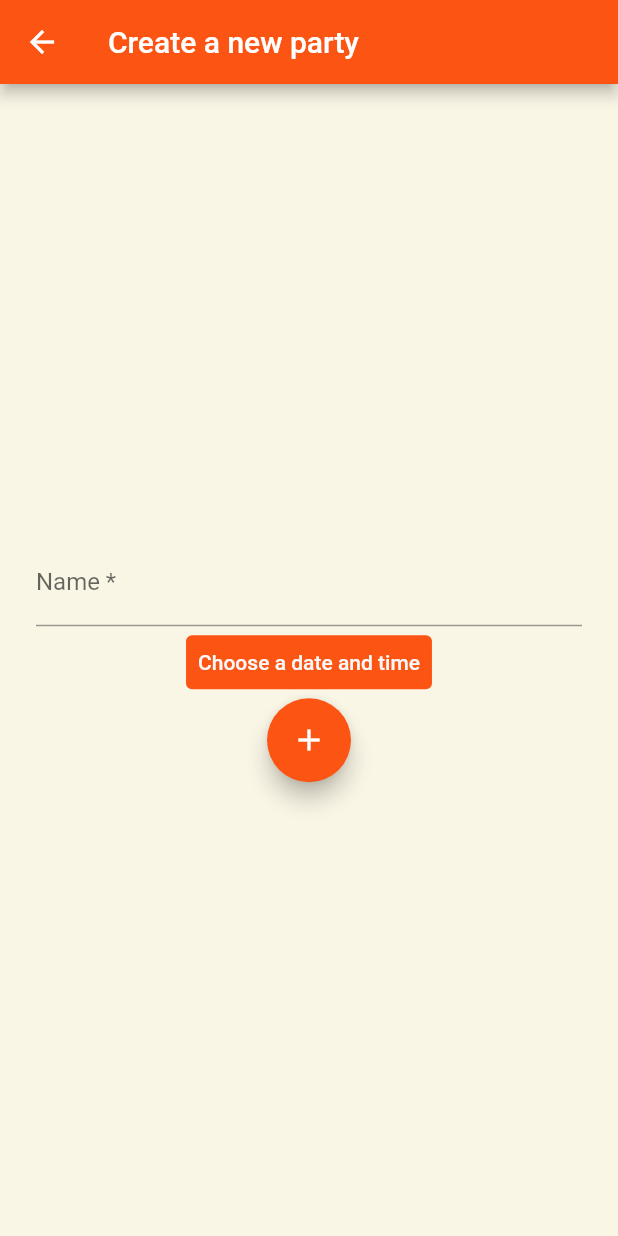
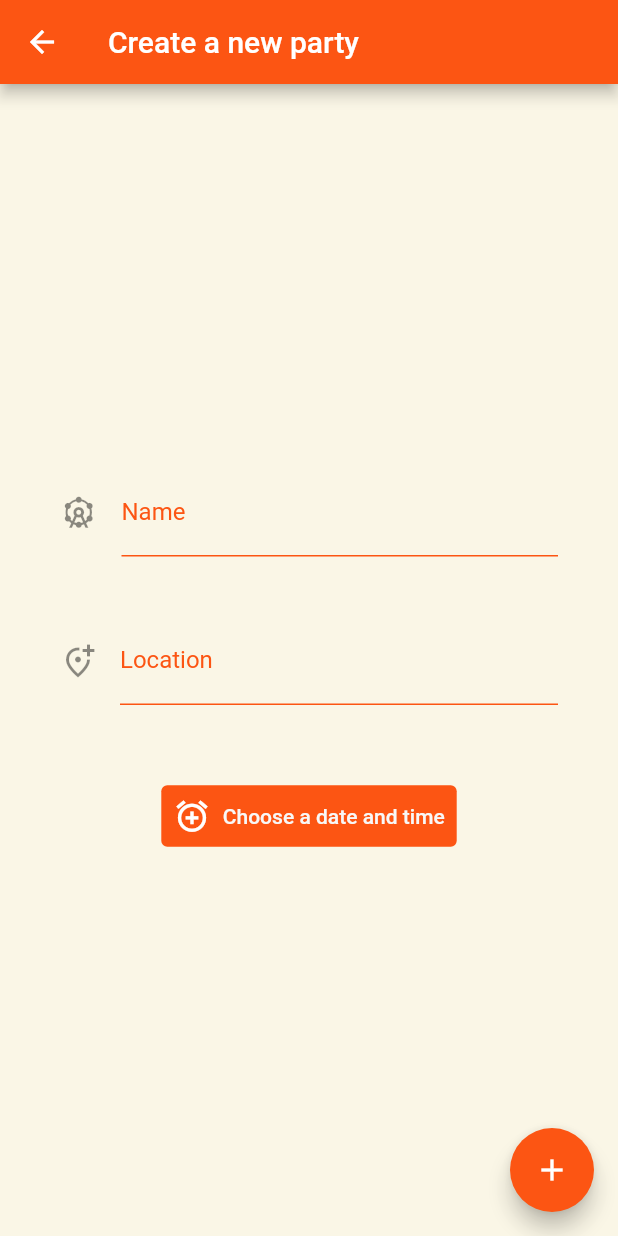
Before and after one commit to teyteymey/AAD-FlutterPrototype, a Flutter app: the screen it shows after launch, after a tap on the "add" icon, on a phone screen of 412 x 824 dp. Run offline on Flutter 3.47's test engine with Material 2 defaults, Android fonts, the phone set to English and light mode, and no system bars; our stand-ins replace flutter_datetime_picker.

Commit message:
add party ui

```diff
--- a/flutter_aad/lib/NewPartyPage.dart
+++ b/flutter_aad/lib/NewPartyPage.dart
@@ -16,14 +16,25 @@ class _NewPartyPage extends State<NewPartyPage> {
   // Attributes of parties
   String nameParty = 'default';
   String dateParty = 'default';
+  String locationParty = 'default';
 
   final _formKey = GlobalKey<FormState>();
 
   Widget formName() {
     return TextFormField(
       decoration: const InputDecoration(
-        hintText: 'Name of the party',
-        labelText: 'Name *',
+        icon: Icon(
+          Icons.attractions_outlined,
+          size: 25,
+        ),
+        focusColor: Colors.orange,
+        labelText: "Name",
+        labelStyle: TextStyle(
+          color: Color.fromARGB(255, 252, 85, 19),
+        ),
+        enabledBorder: UnderlineInputBorder(
+          borderSide: BorderSide(color: Color.fromARGB(255, 252, 85, 19)),
+        ),
       ),
       onSaved: (value) {
         nameParty = value!;
@@ -40,15 +51,22 @@ class _NewPartyPage extends State<NewPartyPage> {
   Widget formLocation() {
     return TextFormField(
       decoration: const InputDecoration(
-        hintText: 'Name of the party',
-        labelText: 'Name *',
+        icon: Icon(Icons.add_location_alt_outlined),
+        focusColor: Colors.orange,
+        labelText: "Location",
+        labelStyle: TextStyle(
+          color: Color.fromARGB(255, 252, 85, 19),
+        ),
+        enabledBorder: UnderlineInputBorder(
+          borderSide: BorderSide(color: Color.fromARGB(255, 252, 85, 19)),
+        ),
       ),
       onSaved: (value) {
-        nameParty = value!;
+        locationParty = value!;
       },
       validator: (value) {
         if (value == null || value.isEmpty) {
-          return 'Please enter some text';
+          return 'Please enter a location';
         }
         return null;
       },
@@ -56,7 +74,12 @@ class _NewPartyPage extends State<NewPartyPage> {
   }
 
   Widget formTime() {
-    return TextButton(
+    return TextButton.icon(
+        icon: const Icon(
+          Icons.add_alarm,
+          size: 25,
+          color: Colors.white,
+        ),
         style: ButtonStyle(
             backgroundColor: MaterialStateProperty.resolveWith(
                 (state) => Color.fromARGB(255, 252, 85, 19))),
@@ -86,7 +109,7 @@ class _NewPartyPage extends State<NewPartyPage> {
             print('confirm $dateParty');
           }, currentTime: DateTime(2022, 2, 20, 16, 00, 00));
         },
-        child: Text(
+        label: Text(
           'Choose a date and time',
           style: TextStyle(color: Color.fromARGB(255, 248, 248, 248)),
         ));
@@ -101,24 +124,37 @@ class _NewPartyPage extends State<NewPartyPage> {
       ),
       backgroundColor: Color.fromARGB(228, 249, 245, 227),
       body: Container(
-          margin: EdgeInsets.all(24),
+        margin: EdgeInsets.all(40),
         child: Form(
           key: _formKey,
           child: Column(
             mainAxisAlignment: MainAxisAlignment.center,
             children: <Widget>[
               formName(),
+              Container(
+                height: 40,
+              ),
+              formLocation(),
+              Container(
+                height: 50,
+              ),
               formTime(),
-                FloatingActionButton(
+            ],
+          ),
+        ),
+      ),
+      floatingActionButton: FloatingActionButton(
           child: const Icon(Icons.add),
           backgroundColor: Color.fromARGB(255, 252, 85, 19),
           onPressed: () => {
                 if (_formKey.currentState!.validate())
-                            {_formKey.currentState!.save(), print(nameParty)}
+                  {
+                    _formKey.currentState!.save(),
+                    print(dateParty),
+                    print(locationParty),
+                    print(nameParty)
+                  }
               }),
-              ],
-            ),
-          ),
-        ));
+    );
   }
 }
```
Lines whose indentation alone changed are shown as unchanged.
